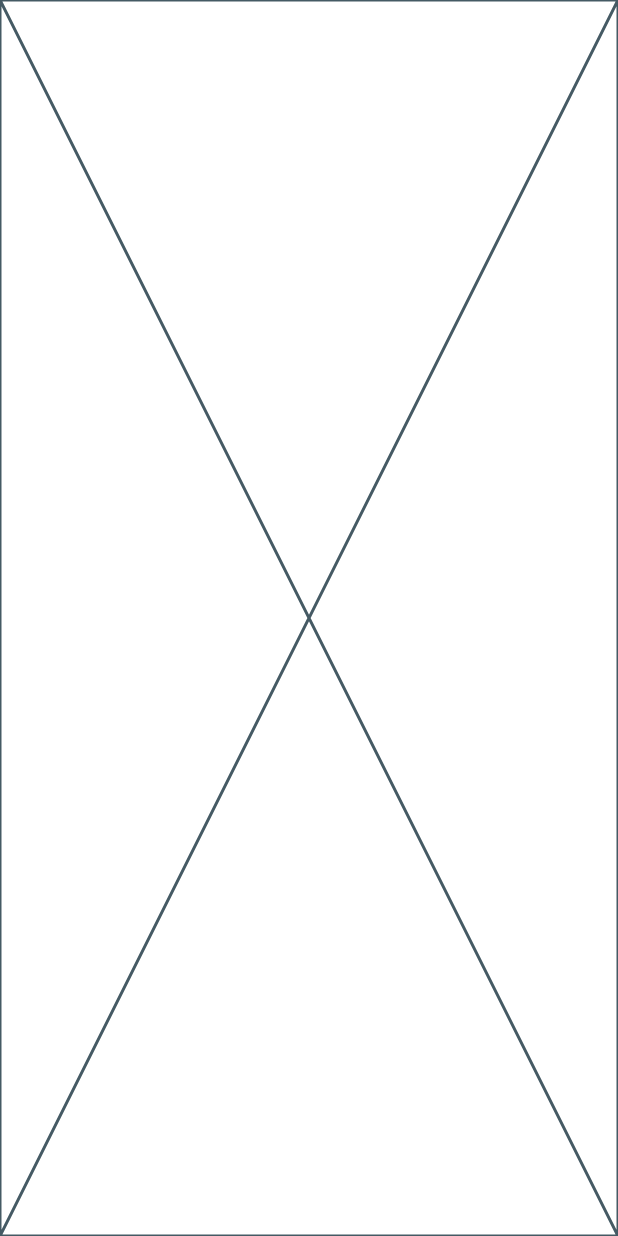
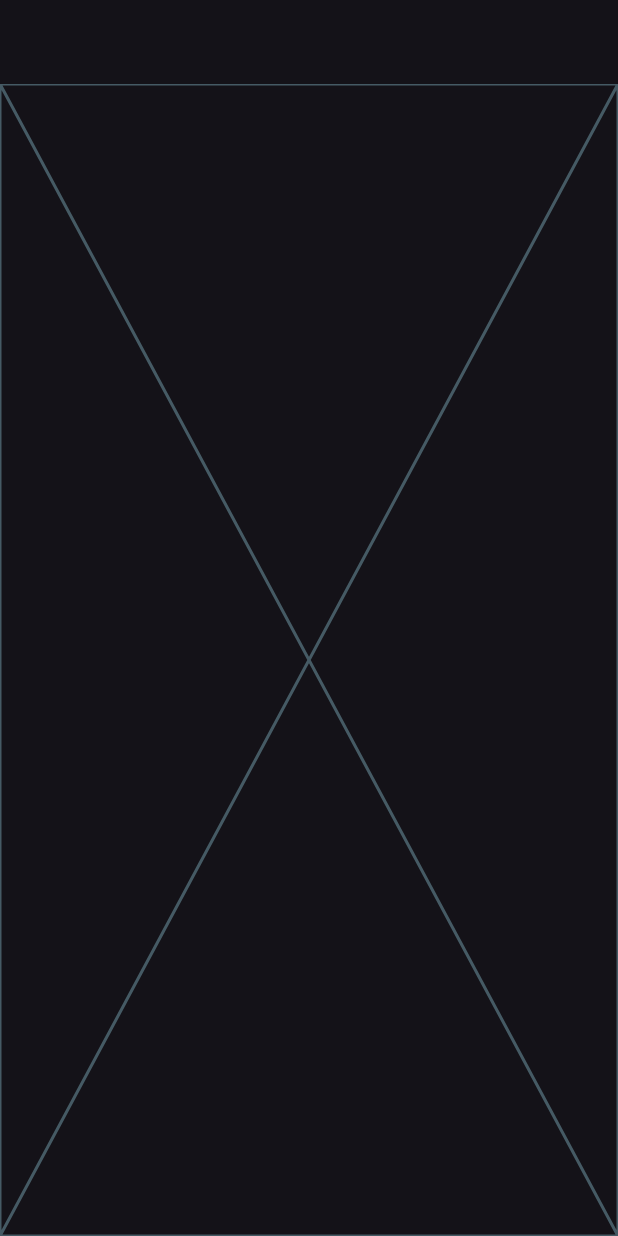
Before and after one commit to shareefhadid/traak, a Flutter app: the screen it shows after launch, on a phone screen of 412 x 824 dp. Run offline on Flutter 3.47's test engine with Material 3 defaults, Android fonts, the phone set to English and light mode, and no system bars.

Commit message:
added theme

```diff
--- a/lib/app.dart
+++ b/lib/app.dart
@@ -1,4 +1,5 @@
 import 'package:flutter/material.dart';
+import 'package:traak/theme.dart';
 
 class TraakApp extends StatelessWidget {
   const TraakApp({super.key});
@@ -8,10 +9,9 @@ class TraakApp extends StatelessWidget {
   Widget build(BuildContext context) {
     return MaterialApp(
       title: 'Traak',
-      theme: ThemeData(
-        colorScheme: ColorScheme.fromSeed(seedColor: Colors.deepPurple),
-      ),
-      home: const Placeholder(),
+      debugShowCheckedModeBanner: false,
+      theme: darkTheme,
+      home: Scaffold(appBar: AppBar(), body: Placeholder()),
     );
   }
 }
--- /dev/null
+++ b/lib/theme.dart
@@ -0,0 +1,6 @@
+import 'package:flutter/material.dart';
+
+final ThemeData darkTheme = ThemeData(
+  brightness: Brightness.dark,
+  appBarTheme: const AppBarTheme(centerTitle: true),
+);
```
Also changed, not shown: lib/shared/components/app_body_padding.dart (added, +80 -0 lines).
